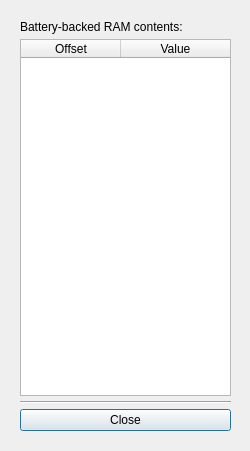
The window that src/batterybackeddisplay.ui (colinbourassa/rovergauge) describes before a commit, drawn with Qt 5.
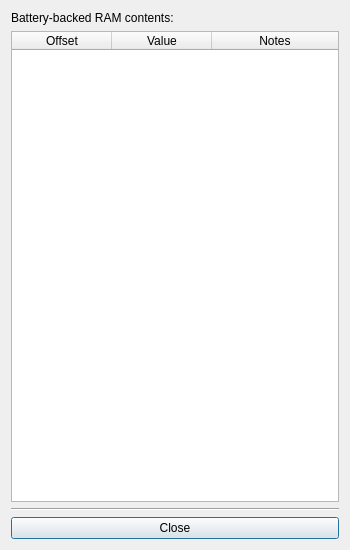
The same window after the commit.

Commit message: Battery backed RAM labels

The edit to the form file:
```diff
--- a/src/batterybackeddisplay.ui
+++ b/src/batterybackeddisplay.ui
@@ -6,41 +6,17 @@
    <rect>
     <x>0</x>
     <y>0</y>
-    <width>250</width>
-    <height>451</height>
+    <width>350</width>
+    <height>550</height>
    </rect>
   </property>
   <property name="maximumSize">
    <size>
-    <width>250</width>
+    <width>550</width>
     <height>700</height>
    </size>
   </property>
-  <widget class="QWidget" name="verticalLayoutWidget">
-   <property name="geometry">
-    <rect>
-     <x>10</x>
-     <y>10</y>
-     <width>231</width>
-     <height>431</height>
-    </rect>
-   </property>
-   <layout class="QVBoxLayout" name="m_mainLayout">
-    <property name="spacing">
-     <number>5</number>
-    </property>
-    <property name="leftMargin">
-     <number>10</number>
-    </property>
-    <property name="topMargin">
-     <number>10</number>
-    </property>
-    <property name="rightMargin">
-     <number>10</number>
-    </property>
-    <property name="bottomMargin">
-     <number>10</number>
-    </property>
+  <layout class="QVBoxLayout" name="verticalLayout">
     <item>
      <widget class="QLabel" name="m_titleLabel">
       <property name="sizePolicy">
@@ -78,6 +54,11 @@
         <string>Value</string>
        </property>
       </column>
+     <column>
+      <property name="text">
+       <string>Notes</string>
+      </property>
+     </column>
      </widget>
     </item>
     <item>
@@ -95,7 +76,6 @@
      </widget>
     </item>
    </layout>
-  </widget>
  </widget>
  <layoutdefault spacing="6" margin="11"/>
  <resources/>
```
Lines whose indentation alone changed are shown as unchanged. The commit also changes 6 other files.
